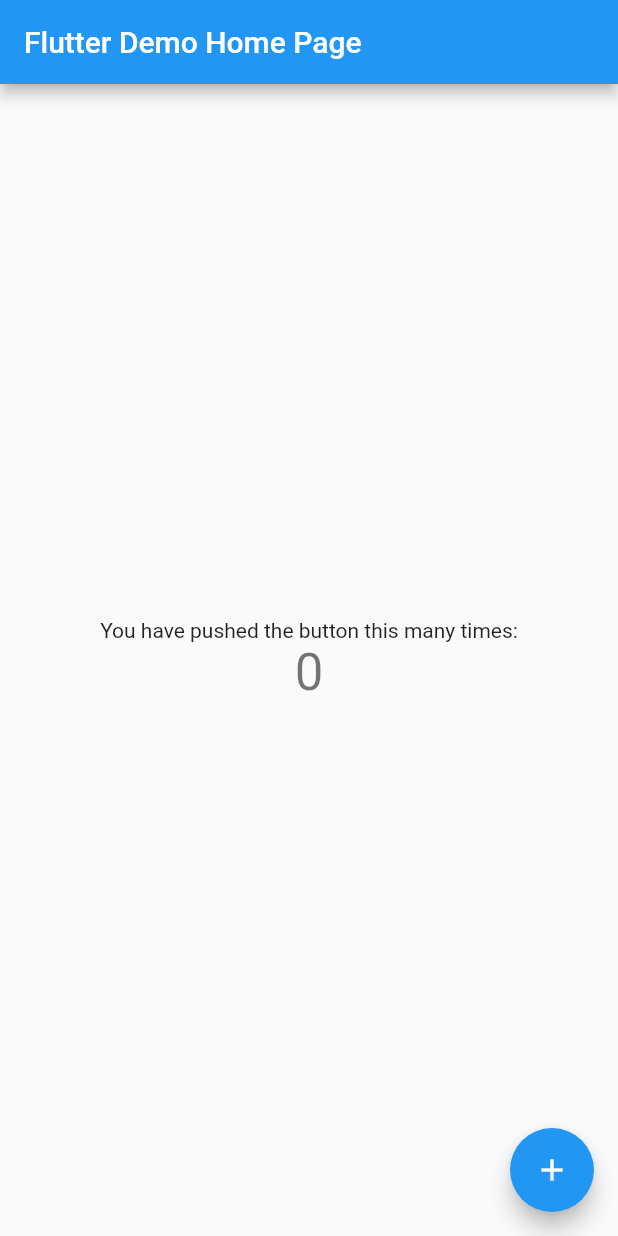
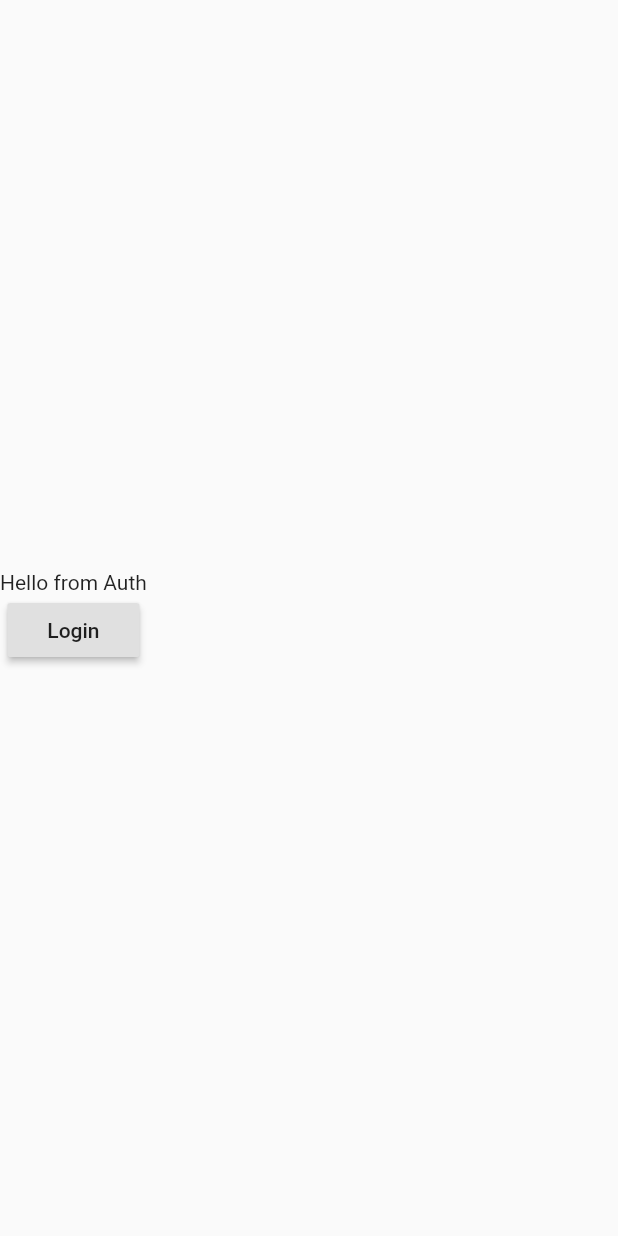
Before and after one commit to omarralaa/Watcheroo, a Flutter app: the screen it shows after launch, on a phone screen of 412 x 824 dp. Run offline on Flutter 3.47's test engine with Material 2 defaults, Android fonts, the phone set to English and light mode, and no system bars.

Commit message:
Added pages and slight navigation for the workflow

```diff
--- a/lib/main.dart
+++ b/lib/main.dart
@@ -1,4 +1,7 @@
 import 'package:flutter/material.dart';
+import 'package:watcherooflutter/screens/party_managment_screen.dart';
+
+import './screens/auth_screen.dart';
 
 void main() {
   runApp(MyApp());
@@ -11,107 +14,14 @@ class MyApp extends StatelessWidget {
     return MaterialApp(
       title: 'Flutter Demo',
       theme: ThemeData(
-        // This is the theme of your application.
-        //
-        // Try running your application with "flutter run". You'll see the
-        // application has a blue toolbar. Then, without quitting the app, try
-        // changing the primarySwatch below to Colors.green and then invoke
-        // "hot reload" (press "r" in the console where you ran "flutter run",
-        // or simply save your changes to "hot reload" in a Flutter IDE).
-        // Notice that the counter didn't reset back to zero; the application
-        // is not restarted.
+        //backgroundColor: Color(0xFFe36387),
         primarySwatch: Colors.blue,
-        // This makes the visual density adapt to the platform that you run
-        // the app on. For desktop platforms, the controls will be smaller and
-        // closer together (more dense) than on mobile platforms.
         visualDensity: VisualDensity.adaptivePlatformDensity,
       ),
-      home: MyHomePage(title: 'Flutter Demo Home Page'),
+      home: AuthScreen(),
+      routes: {
+        PartyManagement.routeName: (ctx) => PartyManagement(),
+      },
     );
   }
 }
-
-class MyHomePage extends StatefulWidget {
-  MyHomePage({Key key, this.title}) : super(key: key);
-
-  // This widget is the home page of your application. It is stateful, meaning
-  // that it has a State object (defined below) that contains fields that affect
-  // how it looks.
-
-  // This class is the configuration for the state. It holds the values (in this
-  // case the title) provided by the parent (in this case the App widget) and
-  // used by the build method of the State. Fields in a Widget subclass are
-  // always marked "final".
-
-  final String title;
-
-  @override
-  _MyHomePageState createState() => _MyHomePageState();
-}
-
-class _MyHomePageState extends State<MyHomePage> {
-  int _counter = 0;
-
-  void _incrementCounter() {
-    setState(() {
-      // This call to setState tells the Flutter framework that something has
-      // changed in this State, which causes it to rerun the build method below
-      // so that the display can reflect the updated values. If we changed
-      // _counter without calling setState(), then the build method would not be
-      // called again, and so nothing would appear to happen.
-      _counter++;
-    });
-  }
-
-  @override
-  Widget build(BuildContext context) {
-    // This method is rerun every time setState is called, for instance as done
-    // by the _incrementCounter method above.
-    //
-    // The Flutter framework has been optimized to make rerunning build methods
-    // fast, so that you can just rebuild anything that needs updating rather
-    // than having to individually change instances of widgets.
-    return Scaffold(
-      appBar: AppBar(
-        // Here we take the value from the MyHomePage object that was created by
-        // the App.build method, and use it to set our appbar title.
-        title: Text(widget.title),
-      ),
-      body: Center(
-        // Center is a layout widget. It takes a single child and positions it
-        // in the middle of the parent.
-        child: Column(
-          // Column is also a layout widget. It takes a list of children and
-          // arranges them vertically. By default, it sizes itself to fit its
-          // children horizontally, and tries to be as tall as its parent.
-          //
-          // Invoke "debug painting" (press "p" in the console, choose the
-          // "Toggle Debug Paint" action from the Flutter Inspector in Android
-          // Studio, or the "Toggle Debug Paint" command in Visual Studio Code)
-          // to see the wireframe for each widget.
-          //
-          // Column has various properties to control how it sizes itself and
-          // how it positions its children. Here we use mainAxisAlignment to
-          // center the children vertically; the main axis here is the vertical
-          // axis because Columns are vertical (the cross axis would be
-          // horizontal).
-          mainAxisAlignment: MainAxisAlignment.center,
-          children: <Widget>[
-            Text(
-              'You have pushed the button this many times:',
-            ),
-            Text(
-              '$_counter',
-              style: Theme.of(context).textTheme.headline4,
-            ),
-          ],
-        ),
-      ),
-      floatingActionButton: FloatingActionButton(
-        onPressed: _incrementCounter,
-        tooltip: 'Increment',
-        child: Icon(Icons.add),
-      ), // This trailing comma makes auto-formatting nicer for build methods.
-    );
-  }
-}
--- /dev/null
+++ b/lib/screens/auth_screen.dart
@@ -0,0 +1,24 @@
+import 'package:flutter/material.dart';
+
+import './party_managment_screen.dart';
+
+class AuthScreen extends StatelessWidget {
+  @override
+  Widget build(BuildContext context) {
+    return Scaffold(
+      body:Column(
+        mainAxisAlignment: MainAxisAlignment.center,
+        crossAxisAlignment: CrossAxisAlignment.center,
+        children: <Widget>[
+          Text('Hello from Auth'),
+          RaisedButton(
+            child: Text('Login'),
+            onPressed: () {
+              Navigator.of(context).pushNamed(PartyManagement.routeName);
+            },
+          )
+        ],
+      )
+    );
+  }
+}
--- /dev/null
+++ b/lib/screens/party_managment_screen.dart
@@ -0,0 +1,11 @@
+import 'package:flutter/material.dart';
+
+class PartyManagement extends StatelessWidget {
+
+  static const routeName = '/party-management';
+
+  @override
+  Widget build(BuildContext context) {
+    return Container();
+  }
+}
```
